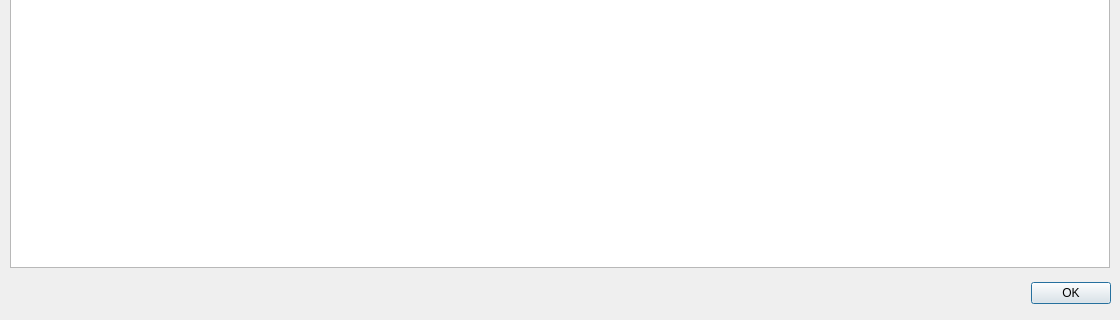
Old version of the form App/ui/SynDB.ui in the repository shashankrnr32/KannadaTTS-Application; both pictures show x 0 to 1120 and y 173 to 493 of the 1120 by 493 pixel window.
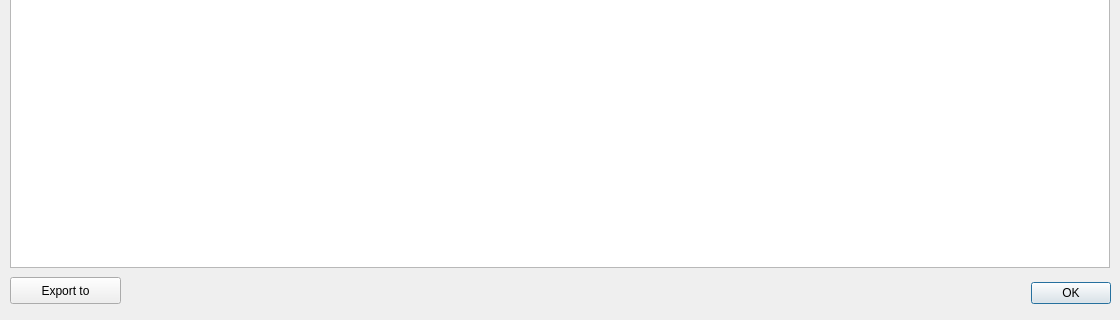
New version of the form.

Diff of the .ui file:
```diff
--- a/App/ui/SynDB.ui
+++ b/App/ui/SynDB.ui
@@ -16,9 +16,9 @@
   <widget class="QDialogButtonBox" name="buttonBox">
    <property name="geometry">
     <rect>
-     <x>30</x>
+     <x>10</x>
      <y>450</y>
-     <width>1081</width>
+     <width>1101</width>
      <height>32</height>
     </rect>
    </property>
@@ -161,6 +161,19 @@
     </property>
    </column>
   </widget>
+  <widget class="QPushButton" name="export_button">
+   <property name="geometry">
+    <rect>
+     <x>10</x>
+     <y>450</y>
+     <width>111</width>
+     <height>27</height>
+    </rect>
+   </property>
+   <property name="text">
+    <string>Export to</string>
+   </property>
+  </widget>
  </widget>
  <resources/>
  <connections>
```
